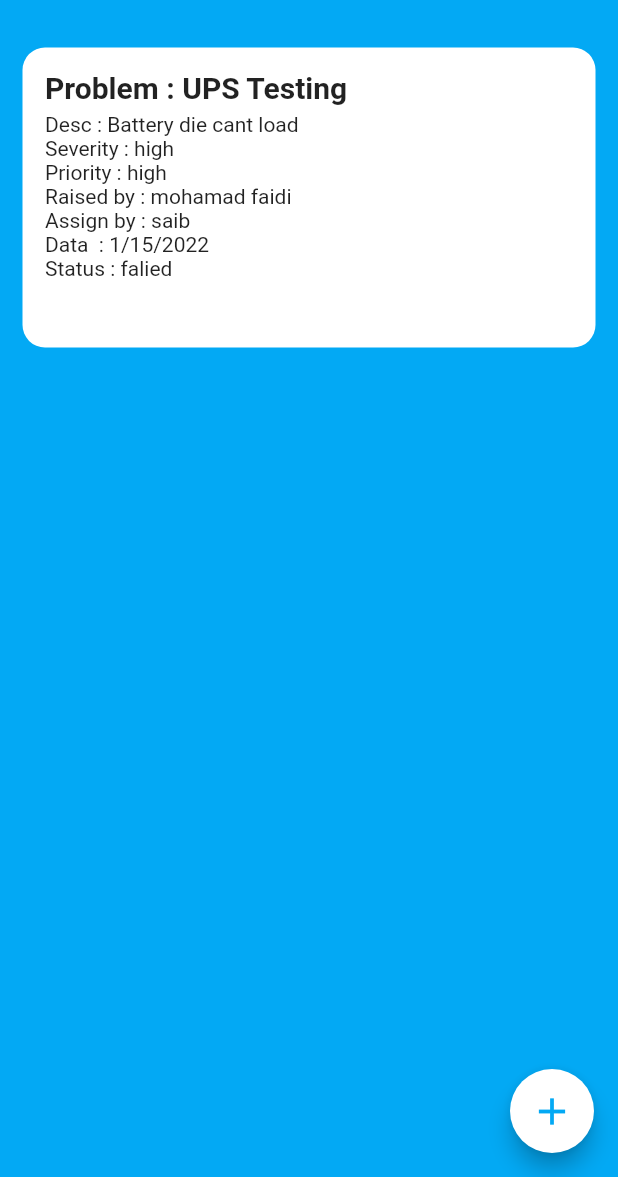
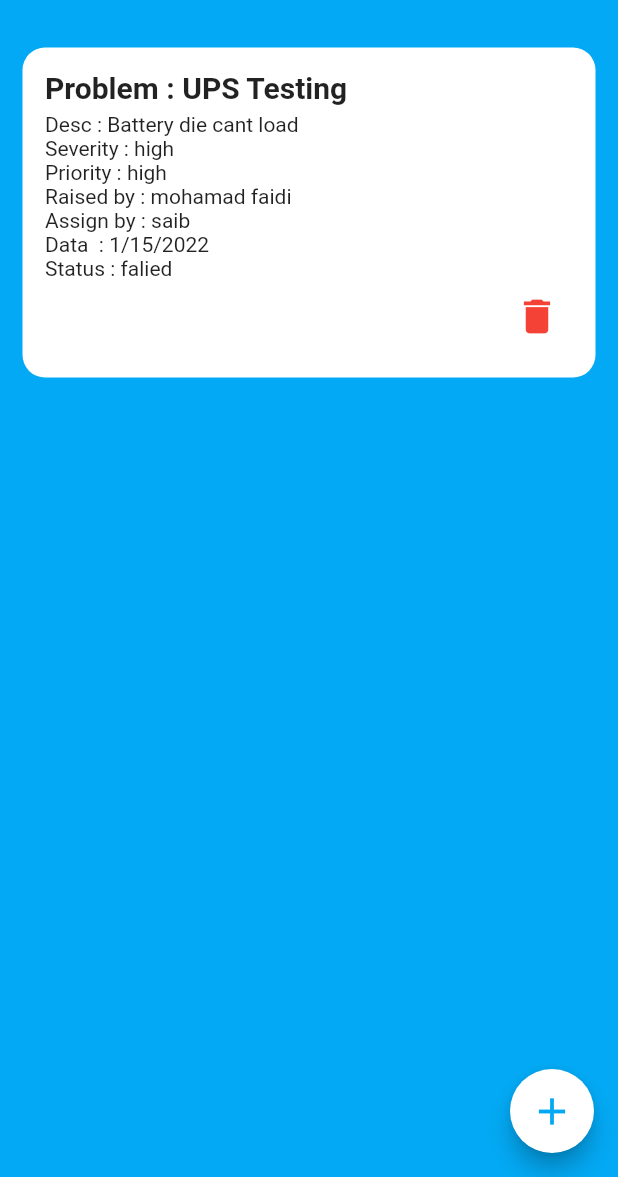
Before and after one commit to mohammadfaidi/TicketHelper, a Flutter app: the screen it shows after launch, on a phone screen of 412 x 824 dp, the part 59-1236 px from its top. Run offline on Flutter 3.47's test engine with Material 2 defaults, Android fonts, the phone set to English and light mode, and no system bars.

Commit message:
add remove managment

```diff
--- a/notepad/lib/screens/add_screen.dart
+++ b/notepad/lib/screens/add_screen.dart
@@ -160,7 +160,6 @@ class AddScreen extends StatelessWidget {
                           dateRaised: data,
                           status: status));
                   Navigator.pop(context);
-
                 },
                 child: Text(
                   'Add Ticket',
--- a/notepad/lib/screens/home_screen.dart
+++ b/notepad/lib/screens/home_screen.dart
@@ -56,7 +56,7 @@ class NotesCard extends StatelessWidget {
     return Container(
       margin: EdgeInsets.all(15),
       padding: EdgeInsets.all(15),
-      height: 200,
+      height: 220,
       decoration: BoxDecoration(
           color: Colors.white, borderRadius: BorderRadius.circular(15)),
       child: Column(
@@ -97,6 +97,22 @@ class NotesCard extends StatelessWidget {
               style: TextStyle(
                 fontSize: 14,
               )),
+          Row(
+            mainAxisAlignment: MainAxisAlignment.end,
+            children: [
+              IconButton(
+                icon: Icon(
+                  Icons.delete,
+                  color: Colors.red,
+                ),
+                iconSize: 30,
+                onPressed: () {
+                  Provider.of<NotesOperation>(context, listen: false)
+                      .remove(note);
+                },
+              ),
+            ],
+          )
         ],
       ),
     );
```
